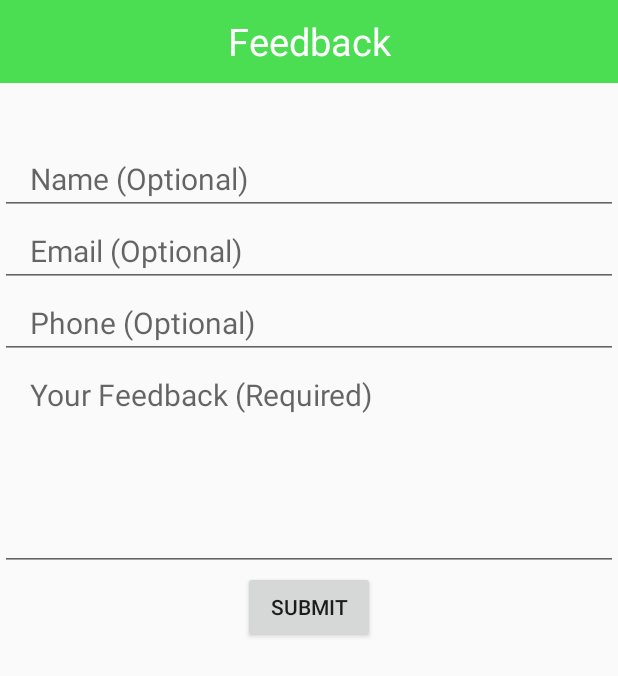
After one commit to chistyinfo/BDUniversityWebsites, an Android app: the FeedbackActivity screen opened directly, with no data from a screen before it, on a phone screen of 412 x 824 dp. The commit adds this screen. Shown: the top 676 px of the screen. Run offline under Robolectric (Android 15) with nearby library versions, the phone set to English and light mode, and no system bars; our stand-ins replace AdMob.

Commit message:
Add Feedback form. Didn't connect with server.

```diff
--- a/app/src/main/AndroidManifest.xml
+++ b/app/src/main/AndroidManifest.xml
@@ -1,14 +1,11 @@
 <?xml version="1.0" encoding="utf-8"?>
 <manifest xmlns:android="http://schemas.android.com/apk/res/android"
     package="oaktroop.bduniversity" >
-
-
     //Copy these form rezlt
     <uses-permission android:name="android.permission.INTERNET" />
     <uses-permission android:name="android.permission.GET_ACCOUNTS" />
     <uses-permission android:name="android.permission.WAKE_LOCK" />
-    <uses-permission android:name="android.permission.CALL_PHONE"/>
-
+    <uses-permission android:name="android.permission.CALL_PHONE" />
 
     <permission
         android:name="oaktroop.bduniversity.permission.C2D_MESSAGE"
@@ -19,10 +16,7 @@
     <uses-permission android:name="android.permission.ACCESS_NETWORK_STATE" />
     <uses-permission android:name="android.permission.VIBRATE" />
     <uses-permission android:name="android.permission.GET_TASKS" />
-
     //................................
-
-
     <application
         android:allowBackup="true"
         android:icon="@mipmap/ic_launcher"
@@ -37,7 +31,6 @@
                 <category android:name="android.intent.category.LAUNCHER" />
             </intent-filter>
         </activity>
-
         //..........rzlts.............................
         <activity
             android:name="com.rzlts.appinbox.InboxActivity"
@@ -51,9 +44,9 @@
             android:screenOrientation="portrait"
             android:theme="@android:style/Theme.Dialog" >
         </activity>
-        <activity
-            android:name="com.rzlts.appinbox.NotificationActivity" >
+        <activity android:name="com.rzlts.appinbox.NotificationActivity" >
         </activity>
+
         <receiver
             android:name="com.rzlts.appinbox.service.GCMReceiver"
             android:permission="com.google.android.c2dm.permission.SEND" >
@@ -67,19 +60,21 @@
 
         <service android:name="com.rzlts.appinbox.service.GCMIntentService" />
 
-        <!--This meta-data tag is required to use Google Play Services.-->
-        <meta-data android:name="com.google.android.gms.version"
+        <!-- This meta-data tag is required to use Google Play Services. -->
+        <meta-data
+            android:name="com.google.android.gms.version"
             android:value="@integer/google_play_services_version" />
 
-        <!--Include the AdActivity configChanges and theme. -->
-        <activity android:name="com.google.android.gms.ads.AdActivity"
+        <!-- Include the AdActivity configChanges and theme. -->
+        <activity
+            android:name="com.google.android.gms.ads.AdActivity"
             android:configChanges="keyboard|keyboardHidden|orientation|screenLayout|uiMode|screenSize|smallestScreenSize"
             android:theme="@android:style/Theme.Translucent" />
-
-    <activity android:name="aoktroop.bduniversity.activity.WebActivity"></activity>
-
-
-
+        <activity android:name="aoktroop.bduniversity.activity.WebActivity" />
+        <activity
+            android:name=".FeedbackActivity"
+            android:label="@string/title_activity_feedback" >
+        </activity>
     </application>
 
 </manifest>
--- a/app/src/main/java/aoktroop/bduniversity/activity/BduniversitywebsitesFragment.java
+++ b/app/src/main/java/aoktroop/bduniversity/activity/BduniversitywebsitesFragment.java
@@ -5,6 +5,7 @@ package aoktroop.bduniversity.activity;
  */
 
 import android.app.Activity;
+import android.content.Intent;
 import android.os.Bundle;
 import android.support.v4.app.Fragment;
 import android.view.LayoutInflater;
@@ -12,12 +13,13 @@ import android.view.View;
 import android.view.ViewGroup;
 import android.widget.Button;
 
+import oaktroop.bduniversity.FeedbackActivity;
 import oaktroop.bduniversity.R;
 
 
 public class BduniversitywebsitesFragment extends Fragment {
 
-
+    Button button;
 
     public BduniversitywebsitesFragment() {
         // Required empty public constructor
@@ -36,6 +38,15 @@ public class BduniversitywebsitesFragment extends Fragment {
                              Bundle savedInstanceState) {
         View rootView = inflater.inflate(R.layout.fragment_bduniversitywebsites, container, false);
 
+        button = (Button) rootView.findViewById(R.id.feedbackButton);
+
+        button.setOnClickListener(new View.OnClickListener() {
+            @Override
+            public void onClick(View view) {
+                Intent intent = new Intent(getActivity(), FeedbackActivity.class);
+                startActivity(intent);
+            }
+        });
 
         // Inflate the layout for this fragment
         return rootView;
--- /dev/null
+++ b/app/src/main/java/oaktroop/bduniversity/FeedbackActivity.java
@@ -0,0 +1,55 @@
+package oaktroop.bduniversity;
+
+import android.content.Context;
+import android.net.ConnectivityManager;
+import android.net.NetworkInfo;
+import android.os.Bundle;
+import android.support.v7.app.AppCompatActivity;
+import android.view.View;
+import android.widget.Button;
+import android.widget.LinearLayout;
+
+import com.google.android.gms.ads.AdRequest;
+import com.google.android.gms.ads.AdView;
+
+public class FeedbackActivity extends AppCompatActivity {
+
+    Button button;
+
+    @Override
+    protected void onCreate(Bundle savedInstanceState) {
+        super.onCreate(savedInstanceState);
+        setContentView(R.layout.activity_feedback);
+        addVisibile();
+
+        button = (Button) findViewById(R.id.submitButton);
+        button.setOnClickListener(new View.OnClickListener() {
+            @Override
+            public void onClick(View view) {
+
+            }
+        });
+    }
+
+    private void addVisibile() {
+
+        LinearLayout adLinearLayout=(LinearLayout)findViewById(R.id.adMainActivity);
+        if(isNetworkAvailable()) {
+            adLinearLayout.setVisibility(View.VISIBLE);
+            AdView mAdView;
+            mAdView = (AdView) findViewById(R.id.adView1);
+            AdRequest adRequest = new AdRequest.Builder().build();
+            mAdView.loadAd(adRequest);
+        }
+        else {
+            adLinearLayout.setVisibility(View.GONE);
+        }
+    }
+    private boolean isNetworkAvailable() {
+        ConnectivityManager connectivityManager
+                = (ConnectivityManager) getSystemService(Context.CONNECTIVITY_SERVICE);
+        NetworkInfo activeNetworkInfo = connectivityManager.getActiveNetworkInfo();
+        return activeNetworkInfo != null && activeNetworkInfo.isConnected();
+    }
+
+}
--- /dev/null
+++ b/app/src/main/res/layout/activity_feedback.xml
@@ -0,0 +1,102 @@
+<LinearLayout xmlns:android="http://schemas.android.com/apk/res/android"
+    xmlns:tools="http://schemas.android.com/tools"
+    xmlns:ads="http://schemas.android.com/apk/res-auto"
+    android:layout_width="match_parent"
+    android:layout_height="match_parent"
+    android:orientation="vertical"
+    tools:context="oaktroop.bduniversity.FeedbackActivity">
+
+<ScrollView
+    android:layout_width="match_parent"
+    android:layout_height="0dp"
+    android:layout_weight="1">
+
+    <LinearLayout
+        android:layout_width="match_parent"
+        android:layout_height="match_parent"
+        android:orientation="vertical"
+        >
+
+        <EditText
+            android:layout_width="match_parent"
+            android:layout_height="55dp"
+            android:background="@color/colorPrimary"
+            android:text="Feedback"
+            android:textColor="#FFFF"
+            android:textSize="25sp"
+            android:gravity="center"
+            />
+
+        <EditText
+            android:layout_width="match_parent"
+            android:layout_height="wrap_content"
+            android:layout_marginTop="40dp"
+            android:hint="Name (Optional)"
+            android:paddingLeft="20dp"
+            android:paddingRight="20dp"
+            android:textSize="20sp"
+            android:inputType="textPersonName"
+            android:id="@+id/name"/>
+
+        <EditText
+            android:layout_width="match_parent"
+            android:layout_height="wrap_content"
+            android:hint="Email (Optional)"
+            android:paddingLeft="20dp"
+            android:paddingRight="20dp"
+            android:textSize="20sp"
+            android:inputType="textEmailAddress"
+            android:id="@+id/email"/>
+
+        <EditText
+            android:layout_width="match_parent"
+            android:layout_height="wrap_content"
+            android:hint="Phone (Optional)"
+            android:paddingLeft="20dp"
+            android:paddingRight="20dp"
+            android:textSize="20sp"
+            android:inputType="phone"
+            android:id="@+id/phone"/>
+
+         <EditText
+            android:layout_width="match_parent"
+            android:layout_height="wrap_content"
+            android:hint="Your Feedback (Required)"
+             android:gravity="top"
+            android:paddingLeft="20dp"
+            android:paddingRight="20dp"
+            android:textSize="20sp"
+            android:inputType="textMultiLine"
+            android:lines="5"
+            android:id="@+id/feedback"/>
+
+        <Button
+            android:layout_width="wrap_content"
+            android:layout_height="wrap_content"
+            android:text="Submit"
+            android:layout_gravity="center"
+            android:id="@+id/submitButton"/>
+
+    </LinearLayout>
+
+</ScrollView>
+
+    <LinearLayout
+        android:layout_width="match_parent"
+        android:layout_height="wrap_content"
+        android:layout_gravity="bottom"
+        android:id="@+id/adMainActivity"
+        android:gravity="center">
+        <com.google.android.gms.ads.AdView
+            android:id="@+id/adView1"
+            android:layout_width="wrap_content"
+            android:layout_height="wrap_content"
+            android:layout_centerHorizontal="true"
+            android:layout_alignParentBottom="true"
+            ads:adSize="BANNER"
+            ads:adUnitId="@string/banner_ad_unit_id">
+        </com.google.android.gms.ads.AdView>
+    </LinearLayout>
+
+
+</LinearLayout>
--- a/app/src/main/res/values/strings.xml
+++ b/app/src/main/res/values/strings.xml
@@ -64,5 +64,8 @@
     <string name="mail_hasan">"hasan_cse91@yahoo.com"</string>
     <string name="mail_sunny">"sunny_mhs@hotmail.com"</string>
     <string name="mail_chisty">"chistyinfo@gmail.com"</string>
+    <string name="title_activity_feedback">Feedback</string>
+
+    <string name="hello_world">Hello world!</string>
 
 </resources>
```
